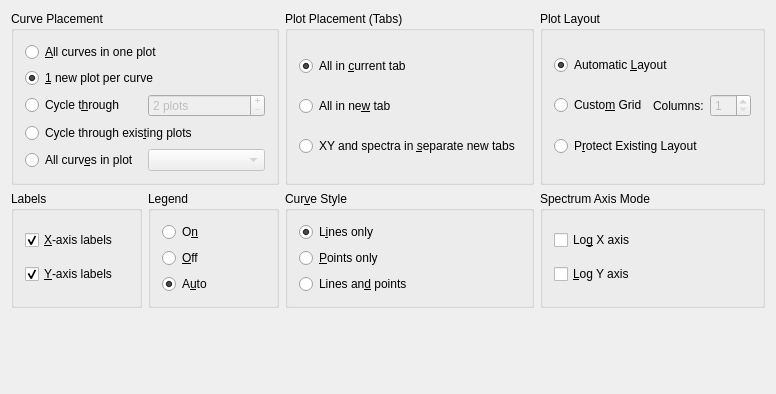
Kst-plot/kst, file src/libkstapp/datawizardpageplot.ui: the form before one commit.
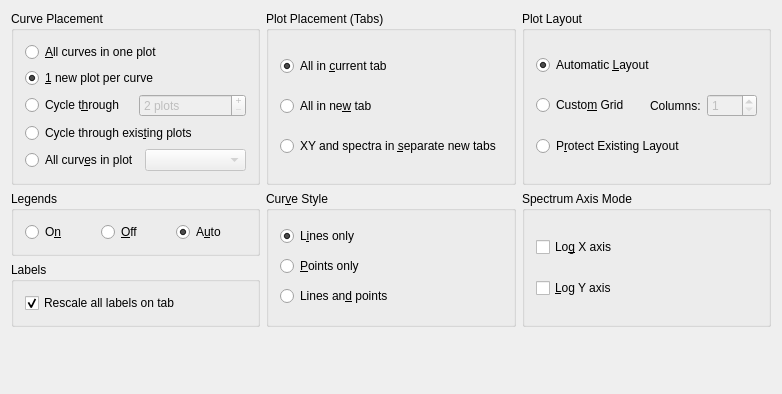
The form after the commit. Custom widgets are drawn as their Qt base class.

Diff of the .ui file:
```diff
--- a/src/libkstapp/datawizardpageplot.ui
+++ b/src/libkstapp/datawizardpageplot.ui
@@ -6,143 +6,12 @@
    <rect>
     <x>0</x>
     <y>0</y>
-    <width>776</width>
+    <width>782</width>
     <height>394</height>
    </rect>
   </property>
-  <layout class="QGridLayout" name="gridLayout_2">
-   <item row="1" column="0">
-    <widget class="QGroupBox" name="buttonGroup3">
-     <property name="title">
-      <string>Labels</string>
-     </property>
-     <layout class="QVBoxLayout" name="verticalLayout_2">
-      <item>
-       <widget class="QCheckBox" name="_xAxisLabels">
-        <property name="text">
-         <string>&amp;X-axis labels</string>
-        </property>
-        <property name="checked">
-         <bool>true</bool>
-        </property>
-       </widget>
-      </item>
-      <item>
-       <widget class="QCheckBox" name="_yAxisLabels">
-        <property name="text">
-         <string>&amp;Y-axis labels</string>
-        </property>
-        <property name="checked">
-         <bool>true</bool>
-        </property>
-       </widget>
-      </item>
-     </layout>
-    </widget>
-   </item>
-   <item row="1" column="1">
-    <widget class="QGroupBox" name="buttonGroup7">
-     <property name="title">
-      <string>Legend</string>
-     </property>
-     <layout class="QVBoxLayout" name="verticalLayout">
-      <item>
-       <widget class="QRadioButton" name="_legendsOn">
-        <property name="text">
-         <string>O&amp;n</string>
-        </property>
-       </widget>
-      </item>
-      <item>
-       <widget class="QRadioButton" name="_legendsOff">
-        <property name="text">
-         <string>&amp;Off</string>
-        </property>
-       </widget>
-      </item>
-      <item>
-       <widget class="QRadioButton" name="_legendsAuto">
-        <property name="text">
-         <string>A&amp;uto</string>
-        </property>
-        <property name="checked">
-         <bool>true</bool>
-        </property>
-       </widget>
-      </item>
-     </layout>
-    </widget>
-   </item>
-   <item row="1" column="2">
-    <widget class="QGroupBox" name="buttonGroup1">
-     <property name="title">
-      <string>Cur&amp;ve Style</string>
-     </property>
-     <layout class="QVBoxLayout">
-      <item>
-       <widget class="QRadioButton" name="_drawLines">
-        <property name="text">
-         <string>L&amp;ines only</string>
-        </property>
-        <property name="checked">
-         <bool>true</bool>
-        </property>
-       </widget>
-      </item>
-      <item>
-       <widget class="QRadioButton" name="_drawPoints">
-        <property name="text">
-         <string>&amp;Points only</string>
-        </property>
-       </widget>
-      </item>
-      <item>
-       <widget class="QRadioButton" name="_drawBoth">
-        <property name="text">
-         <string>Lines an&amp;d points</string>
-        </property>
-       </widget>
-      </item>
-     </layout>
-    </widget>
-   </item>
-   <item row="1" column="4">
-    <widget class="QGroupBox" name="_psdAxisGroup">
-     <property name="title">
-      <string>Spectrum Axis Mode</string>
-     </property>
-     <layout class="QVBoxLayout">
-      <item>
-       <widget class="QCheckBox" name="_psdLogX">
-        <property name="text">
-         <string>Lo&amp;g X axis</string>
-        </property>
-       </widget>
-      </item>
-      <item>
-       <widget class="QCheckBox" name="_psdLogY">
-        <property name="text">
-         <string>&amp;Log Y axis</string>
-        </property>
-       </widget>
-      </item>
-     </layout>
-    </widget>
-   </item>
-   <item row="3" column="1">
-    <spacer name="verticalSpacer">
-     <property name="orientation">
-      <enum>Qt::Vertical</enum>
-     </property>
-     <property name="sizeHint" stdset="0">
-      <size>
-       <width>20</width>
-       <height>40</height>
-      </size>
-     </property>
-    </spacer>
-   </item>
-   <item row="0" column="0" colspan="2">
+  <layout class="QGridLayout" name="gridLayout_4">
+   <item row="0" column="0">
     <widget class="QGroupBox" name="_plotGroup">
      <property name="title">
       <string>Curve Placement</string>
@@ -238,7 +107,7 @@
      </layout>
     </widget>
    </item>
-   <item row="0" column="2">
+   <item row="0" column="1">
     <widget class="QGroupBox" name="groupBox">
      <property name="title">
       <string>Plot Placement (Tabs)</string>
@@ -271,7 +140,7 @@
      </layout>
     </widget>
    </item>
-   <item row="0" column="4">
+   <item row="0" column="2">
     <widget class="QGroupBox" name="groupBox_2">
      <property name="title">
       <string>Plot Layout</string>
@@ -328,6 +197,127 @@
      </layout>
     </widget>
    </item>
+   <item row="1" column="0">
+    <widget class="QGroupBox" name="buttonGroup7">
+     <property name="title">
+      <string>Legends</string>
+     </property>
+     <layout class="QGridLayout" name="gridLayout_3">
+      <item row="0" column="0">
+       <widget class="QRadioButton" name="_legendsOn">
+        <property name="text">
+         <string>O&amp;n</string>
+        </property>
+       </widget>
+      </item>
+      <item row="0" column="1">
+       <widget class="QRadioButton" name="_legendsOff">
+        <property name="text">
+         <string>&amp;Off</string>
+        </property>
+       </widget>
+      </item>
+      <item row="0" column="2">
+       <widget class="QRadioButton" name="_legendsAuto">
+        <property name="text">
+         <string>A&amp;uto</string>
+        </property>
+        <property name="checked">
+         <bool>true</bool>
+        </property>
+       </widget>
+      </item>
+     </layout>
+    </widget>
+   </item>
+   <item row="1" column="1" rowspan="2">
+    <widget class="QGroupBox" name="buttonGroup1">
+     <property name="title">
+      <string>Cur&amp;ve Style</string>
+     </property>
+     <layout class="QVBoxLayout">
+      <item>
+       <widget class="QRadioButton" name="_drawLines">
+        <property name="text">
+         <string>L&amp;ines only</string>
+        </property>
+        <property name="checked">
+         <bool>true</bool>
+        </property>
+       </widget>
+      </item>
+      <item>
+       <widget class="QRadioButton" name="_drawPoints">
+        <property name="text">
+         <string>&amp;Points only</string>
+        </property>
+       </widget>
+      </item>
+      <item>
+       <widget class="QRadioButton" name="_drawBoth">
+        <property name="text">
+         <string>Lines an&amp;d points</string>
+        </property>
+       </widget>
+      </item>
+     </layout>
+    </widget>
+   </item>
+   <item row="1" column="2" rowspan="2">
+    <widget class="QGroupBox" name="_psdAxisGroup">
+     <property name="title">
+      <string>Spectrum Axis Mode</string>
+     </property>
+     <layout class="QVBoxLayout">
+      <item>
+       <widget class="QCheckBox" name="_psdLogX">
+        <property name="text">
+         <string>Lo&amp;g X axis</string>
+        </property>
+       </widget>
+      </item>
+      <item>
+       <widget class="QCheckBox" name="_psdLogY">
+        <property name="text">
+         <string>&amp;Log Y axis</string>
+        </property>
+       </widget>
+      </item>
+     </layout>
+    </widget>
+   </item>
+   <item row="2" column="0">
+    <widget class="QGroupBox" name="groupBox_3">
+     <property name="title">
+      <string>Labels</string>
+     </property>
+     <layout class="QGridLayout" name="gridLayout_2">
+      <item row="0" column="0">
+       <widget class="QCheckBox" name="_rescaleFonts">
+        <property name="text">
+         <string>Rescale all labels on tab</string>
+        </property>
+        <property name="checked">
+         <bool>true</bool>
+        </property>
+       </widget>
+      </item>
+     </layout>
+    </widget>
+   </item>
+   <item row="3" column="1">
+    <spacer name="verticalSpacer">
+     <property name="orientation">
+      <enum>Qt::Vertical</enum>
+     </property>
+     <property name="sizeHint" stdset="0">
+      <size>
+       <width>20</width>
+       <height>40</height>
+      </size>
+     </property>
+    </spacer>
+   </item>
   </layout>
  </widget>
  <layoutdefault spacing="6" margin="11"/>
```
